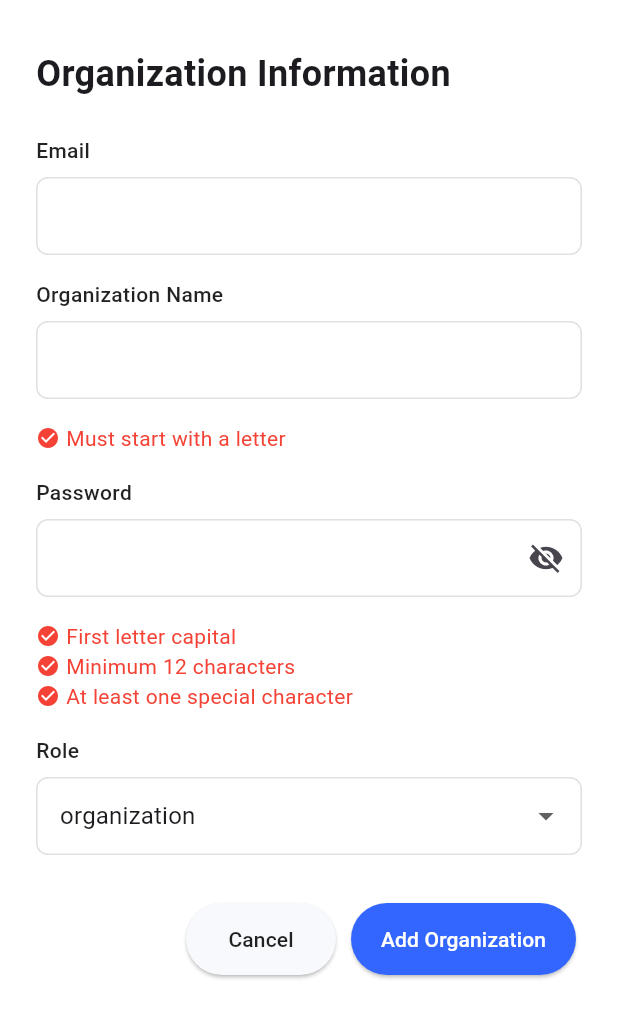
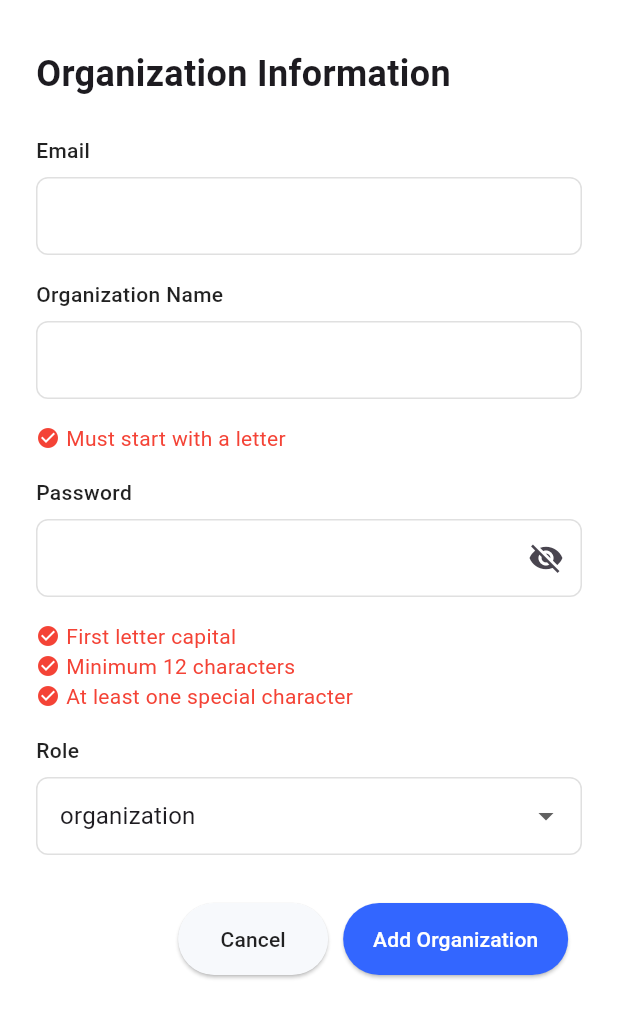
Before and after one commit to Way4Web/ems_project, a Flutter app: the AddOrganisation screen opened directly, on a phone screen of 412 x 824 dp. Shown: the top 1018 px of the screen. Run offline on Flutter 3.47's test engine with Material 3 defaults, Android fonts, the phone set to English and light mode, and no system bars; our stand-ins replace flutter_riverpod, flutter_secure_storage, intl_phone_field; accounts and stored records are empty.

Commit message:
Add Organization Complete

```diff
--- a/lib/presentation/add_organisation.dart
+++ b/lib/presentation/add_organisation.dart
@@ -4,7 +4,6 @@ import 'package:flutter_riverpod/flutter_riverpod.dart';
 import 'package:flutter_secure_storage/flutter_secure_storage.dart';
 import '../Infrastructure/organization_api.dart';
 import '../Infrastructure/registration_api.dart'; // If used for phone input
-
 
 final FlutterSecureStorage secureStorage = FlutterSecureStorage();
 
@@ -15,13 +14,13 @@ Future<String?> getToken() async {
 }
 
 final Future<String?> tokenGained = getToken();
+
 class AddOrganisation extends ConsumerStatefulWidget {
   const AddOrganisation({Key? key}) : super(key: key);
 
   @override
   ConsumerState<AddOrganisation> createState() => _AddOrganisationScreenState();
 }
-
 
 class _AddOrganisationScreenState extends ConsumerState<AddOrganisation> {
   final _formKey = GlobalKey<FormState>();
@@ -41,6 +40,7 @@ class _AddOrganisationScreenState extends ConsumerState<AddOrganisation> {
 
   // For password hint checks
   bool _hasCapitalLetter = false;
+
   // bool _hasLetterStart = false;
   bool _hasCapitalLetter1 = false;
   bool _hasMinLength = false;
@@ -62,7 +62,6 @@ class _AddOrganisationScreenState extends ConsumerState<AddOrganisation> {
     });
   }
 
-
   // Check password rules in real time
   void _checkPasswordRules(String password) {
     setState(() {
@@ -75,6 +74,7 @@ class _AddOrganisationScreenState extends ConsumerState<AddOrganisation> {
 
   @override
   Widget build(BuildContext context) {
+    final size = MediaQuery.of(context).size;
 
     // Using MediaQuery for responsiveness
     return Scaffold(
@@ -151,11 +151,14 @@ class _AddOrganisationScreenState extends ConsumerState<AddOrganisation> {
                         contentPadding: const EdgeInsets.symmetric(
                           vertical: 14,
                           horizontal: 12,
-                        ),),
+                        ),
+                      ),
                       validator: (value) {
                         if (value == null || value.trim().isEmpty) {
                           return 'Please enter your Organization Name';
-                        } else if (!RegExp(r'^[A-Za-z]').hasMatch(value.trim())) {
+                        } else if (!RegExp(
+                          r'^[A-Za-z]',
+                        ).hasMatch(value.trim())) {
                           return 'Organization Name must start with a letter';
                         }
                         return null;
@@ -165,7 +168,9 @@ class _AddOrganisationScreenState extends ConsumerState<AddOrganisation> {
                     Row(
                       children: [
                         Icon(
-                          _startsWithLetter ? Icons.check_circle : Icons.check_circle,
+                          _startsWithLetter
+                              ? Icons.check_circle
+                              : Icons.check_circle,
                           color: _startsWithLetter ? Colors.green : Colors.red,
                           size: 16,
                         ),
@@ -174,11 +179,13 @@ class _AddOrganisationScreenState extends ConsumerState<AddOrganisation> {
                           'Must start with a letter',
                           style: TextStyle(
                             fontSize: 14,
-                            color: _startsWithLetter ? Colors.green : Colors.red,
+                            color:
+                                _startsWithLetter ? Colors.green : Colors.red,
                           ),
                         ),
                       ],
-                    ),                    const SizedBox(height: 16),
+                    ),
+                    const SizedBox(height: 16),
 
                     // PASSWORD FIELD
                     _buildFieldLabel('Password'),
@@ -297,7 +304,10 @@ class _AddOrganisationScreenState extends ConsumerState<AddOrganisation> {
                     //ad
                     // SIGN UP BUTTON with loading spinner
                     Padding(
-                      padding: const EdgeInsets.only(left: 100.0),
+                      padding: EdgeInsets.only(left:
+                      MediaQuery.of(context).size.width * 0.23
+                        // 100.0
+                      ),
                       child: Row(
                         children: [
                           SizedBox(
```
